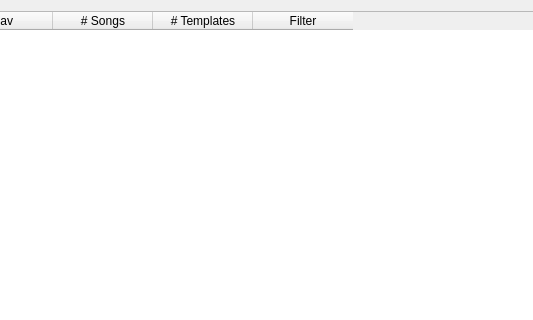
Above: DlgManageFilters.ui from madmaxoft/SkauTan before the change; both pictures show x 259 to 792 and y 0 to 320 of the 917 by 539 pixel window. Below: the same form after it.
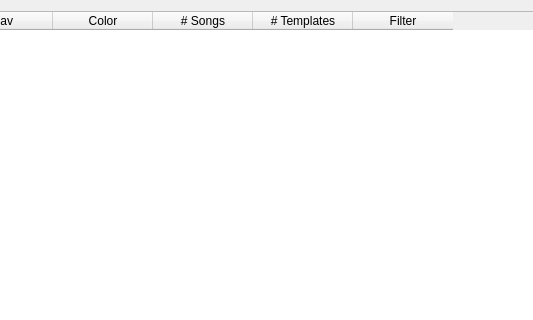
That is the form after the change.

Commit message: Template, Filter: Added a ColorDelegate to editors.

Patch:
```diff
--- a/DlgManageFilters.ui
+++ b/DlgManageFilters.ui
@@ -46,6 +46,11 @@
        <string>Favorite - will be shown in QuickPlay</string>
       </property>
      </column>
+     <column>
+      <property name="text">
+       <string>Color</string>
+      </property>
+     </column>
      <column>
       <property name="text">
        <string># Songs</string>
```
The commit also changes 5 other files.
